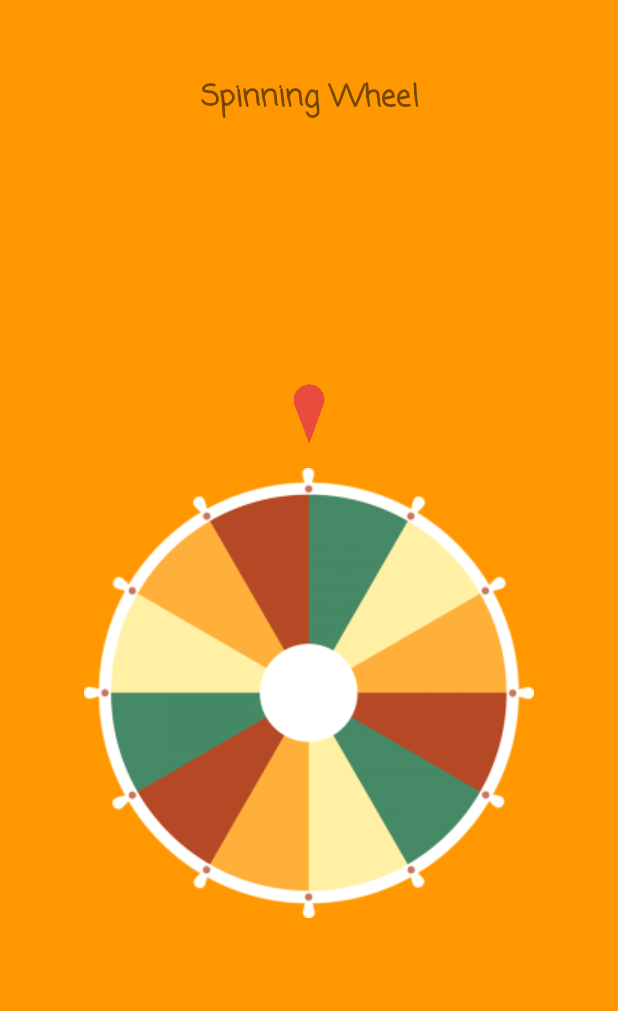
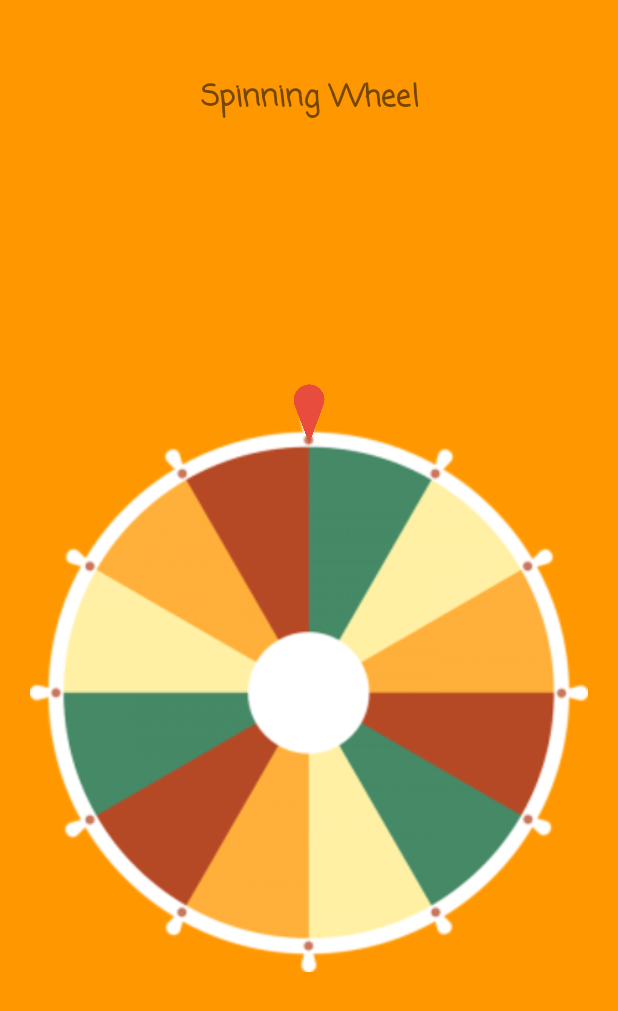
Before and after one commit to abdalmoniem/Android-Spinning-Wheel-View, an Android app: the layout activity_main.xml on its own in the app's theme, with its tools: preview values and no code run, on a phone screen of 412 x 824 dp. Shown: the top 1011 px of the screen. Run offline under Robolectric (Android 15) with nearby library versions, the phone set to English and light mode, and no system bars.

Commit message:
Fix Spinning Wheel Image View ScaleType
changed ScaleType to fitXY to align image to center of view and fit it, also to align marker withit

```diff
--- a/app/src/main/java/com/hifnawy/spinningWheelDemo/MainActivity.java
+++ b/app/src/main/java/com/hifnawy/spinningWheelDemo/MainActivity.java
@@ -164,5 +164,6 @@ public class MainActivity extends AppCompatActivity {
         wheelView.setFlingVelocityDampening(1.02f);
 
 //        wheelView.flingWheel(10000, 10000, true);
+//        wheelView.flingWheel(1000, true);
     }
 }
--- a/spinningWheelLib/src/main/res/layout/spinning_wheel_view.xml
+++ b/spinningWheelLib/src/main/res/layout/spinning_wheel_view.xml
@@ -21,7 +21,7 @@
             android:layout_height="wrap_content"
             android:layout_centerInParent="true"
             android:src="@drawable/spinning_wheel"
-            android:scaleType="centerInside"
+            android:scaleType="fitXY"
             android:adjustViewBounds="true" />
 
         <ImageView
@@ -30,7 +30,7 @@
             android:layout_height="40dp"
             android:layout_centerHorizontal="true"
             android:src="@drawable/default_wheel_marker"
-            android:scaleType="centerInside"/>
+            android:scaleType="fitXY"/>
     </RelativeLayout>
 
 </merge>
```
